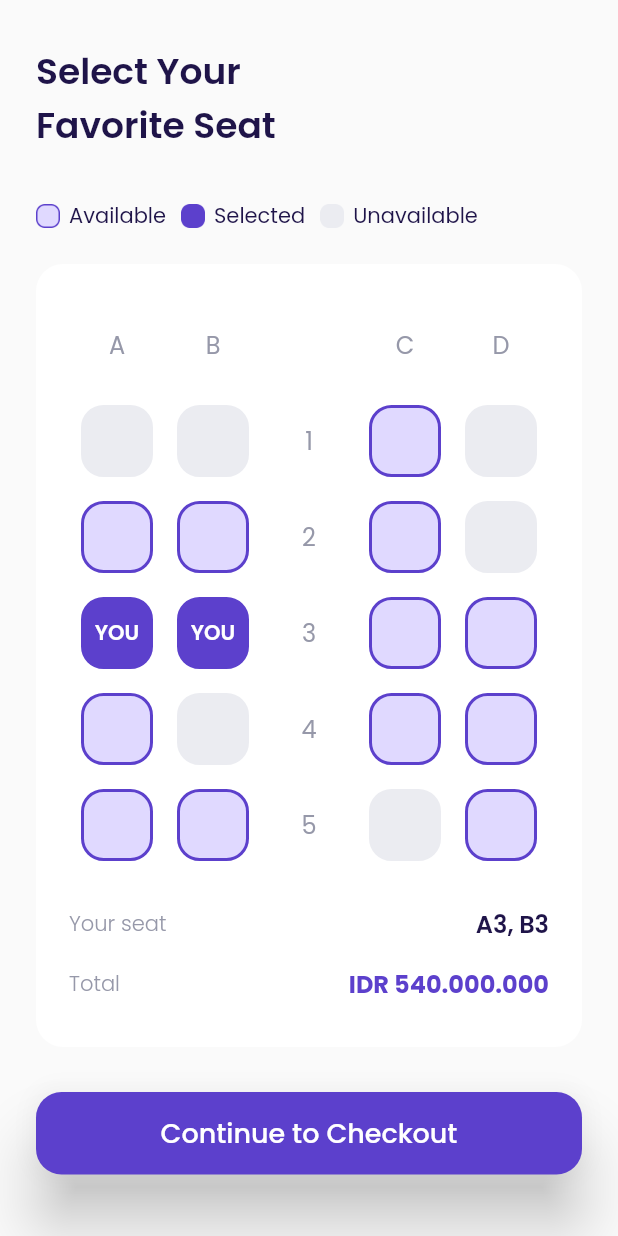
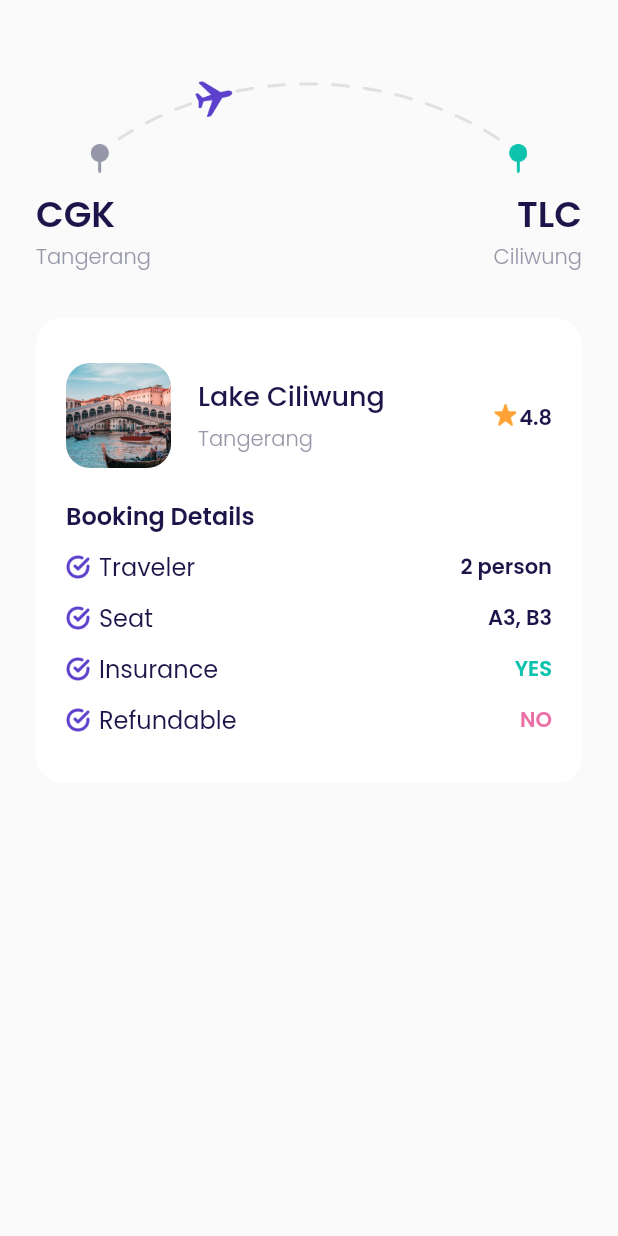
Before and after one commit to Flutter-Dart-Hacks/bwa-pesawats, a Flutter app: the ChooseSeatPage screen opened by its route, after a tap on "Continue to Checkout", on a phone screen of 412 x 824 dp. Run offline on Flutter 3.47's test engine with Material 2 defaults, Android fonts, the phone set to English and light mode, and no system bars; our stand-ins replace google_fonts.

Commit message:
Penambahan list checkout

```diff
--- a/lib/main.dart
+++ b/lib/main.dart
@@ -1,4 +1,5 @@
 import 'package:bwa_pesawats/ui/pages/bonus_page.dart';
+import 'package:bwa_pesawats/ui/pages/checkout_page.dart';
 import 'package:bwa_pesawats/ui/pages/choose_seat_page.dart';
 import 'package:bwa_pesawats/ui/pages/detail_destination_page.dart';
 import 'package:bwa_pesawats/ui/pages/getstarted_page.dart';
@@ -53,7 +54,10 @@ class PesawatApp extends StatelessWidget {
         },
         ChooseSeatPage.routeName: (context) {
           return const ChooseSeatPage();
-        }
+        },
+        CheckoutPage.routeName: (context) {
+          return const CheckoutPage();
+        },
       },
     );
   }
--- /dev/null
+++ b/lib/ui/pages/checkout_page.dart
@@ -0,0 +1,223 @@
+import 'package:bwa_pesawats/shareds/themes.dart';
+import 'package:bwa_pesawats/ui/widgets/booking_detail_item.dart';
+import 'package:flutter/material.dart';
+
+class CheckoutPage extends StatefulWidget {
+  const CheckoutPage({super.key});
+
+  static const String routeName = '/checkout_page';
+
+  @override
+  State<CheckoutPage> createState() => _CheckoutPageState();
+}
+
+class _CheckoutPageState extends State<CheckoutPage> {
+  @override
+  Widget build(BuildContext context) {
+    createRouteWidget() {
+      return Container(
+        margin: const EdgeInsets.only(
+          top: 50,
+        ),
+        child: Column(
+          children: [
+            Container(
+              width: 291,
+              height: 65,
+              margin: const EdgeInsets.only(
+                bottom: 10,
+              ),
+              decoration: const BoxDecoration(
+                image: DecorationImage(
+                  image: AssetImage('resources/image_checkout_header.png'),
+                  fit: BoxFit.contain,
+                ),
+              ),
+            ),
+            Row(
+              mainAxisAlignment: MainAxisAlignment.spaceBetween,
+              children: [
+                Column(
+                  crossAxisAlignment: CrossAxisAlignment.start,
+                  children: [
+                    Text(
+                      'CGK',
+                      style: blackTextStyle.copyWith(
+                        fontWeight: semiBold,
+                        fontSize: 24,
+                      ),
+                    ),
+                    Text(
+                      'Tangerang',
+                      style: greyTextStyle.copyWith(
+                        fontWeight: light,
+                        fontSize: 14,
+                      ),
+                    ),
+                  ],
+                ),
+                Column(
+                  crossAxisAlignment: CrossAxisAlignment.end,
+                  children: [
+                    Text(
+                      'TLC',
+                      style: blackTextStyle.copyWith(
+                        fontWeight: semiBold,
+                        fontSize: 24,
+                      ),
+                    ),
+                    Text(
+                      'Ciliwung',
+                      style: greyTextStyle.copyWith(
+                        fontWeight: light,
+                        fontSize: 14,
+                      ),
+                    ),
+                  ],
+                ),
+              ],
+            )
+          ],
+        ),
+      );
+    }
+
+    createBookingDetails() {
+      return Container(
+        margin: const EdgeInsets.only(
+          top: 30,
+        ),
+        padding: const EdgeInsets.symmetric(
+          horizontal: 20,
+          vertical: 30,
+        ),
+        decoration: BoxDecoration(
+          borderRadius: BorderRadius.circular(18),
+          color: kWhiteColor,
+        ),
+        child: Column(
+          crossAxisAlignment: CrossAxisAlignment.start,
+          children: [
+            // NOTE: DESTINATION TILE
+            Row(
+              children: [
+                Container(
+                  width: 70,
+                  height: 70,
+                  margin: const EdgeInsets.only(
+                    right: 18,
+                  ),
+                  decoration: BoxDecoration(
+                    borderRadius: BorderRadius.circular(16),
+                    image: const DecorationImage(
+                      image: AssetImage('resources/image_destination1.png'),
+                      fit: BoxFit.cover,
+                    ),
+                  ),
+                ),
+                Expanded(
+                  child: Column(
+                    crossAxisAlignment: CrossAxisAlignment.start,
+                    children: [
+                      Text(
+                        'Lake Ciliwung',
+                        style: blackTextStyle.copyWith(
+                          fontWeight: medium,
+                          fontSize: 18,
+                        ),
+                      ),
+                      const SizedBox(
+                        height: 5,
+                      ),
+                      Text(
+                        'Tangerang',
+                        style: greyTextStyle.copyWith(
+                            fontWeight: light, fontSize: 14),
+                      ),
+                    ],
+                  ),
+                ),
+                Row(
+                  crossAxisAlignment: CrossAxisAlignment.start,
+                  mainAxisAlignment: MainAxisAlignment.center,
+                  children: [
+                    Container(
+                      width: 15,
+                      height: 15,
+                      margin: const EdgeInsets.only(right: 2, top: 4),
+                      decoration: const BoxDecoration(
+                        image: DecorationImage(
+                          image: AssetImage('resources/icon_star.png'),
+                          fit: BoxFit.contain,
+                        ),
+                      ),
+                    ),
+                    Container(
+                      margin: const EdgeInsets.only(
+                        top: 3,
+                      ),
+                      child: Text(
+                        '4.8',
+                        style: blackTextStyle.copyWith(
+                          fontWeight: semiBold,
+                          fontSize: 14,
+                        ),
+                      ),
+                    ),
+                  ],
+                ),
+              ],
+            ),
+
+            // NOTE: BOOKING DETAILS
+            Container(
+              margin: const EdgeInsets.only(top: 20),
+              child: Text(
+                'Booking Details',
+                style: blackTextStyle.copyWith(
+                  fontWeight: semiBold,
+                  fontSize: 16,
+                ),
+              ),
+            ),
+
+            // NOTE : BOOKING DETAILS ITEM
+            const BookingDetailItem(
+                title: 'Traveler',
+                valueText: '2 person',
+                valueColor: kBlackColor),
+            const BookingDetailItem(
+              title: 'Seat',
+              valueText: 'A3, B3',
+              valueColor: kBlackColor,
+            ),
+            const BookingDetailItem(
+              title: 'Insurance',
+              valueText: 'YES',
+              valueColor: kGreenColor,
+            ),
+            const BookingDetailItem(
+              title: 'Refundable',
+              valueText: 'NO',
+              valueColor: kRedColor,
+            ),
+          ],
+        ),
+      );
+    }
+
+    return Scaffold(
+      backgroundColor: kBackgroundColor,
+      body: SafeArea(
+        bottom: false,
+        child: ListView(
+          padding: EdgeInsets.symmetric(horizontal: defaultMargin),
+          children: [
+            createRouteWidget(),
+            createBookingDetails(),
+          ],
+        ),
+      ),
+    );
+  }
+}
--- a/lib/ui/pages/choose_seat_page.dart
+++ b/lib/ui/pages/choose_seat_page.dart
@@ -1,5 +1,6 @@
 import 'package:bwa_pesawats/shareds/constants.dart';
 import 'package:bwa_pesawats/shareds/themes.dart';
+import 'package:bwa_pesawats/ui/pages/checkout_page.dart';
 import 'package:bwa_pesawats/ui/widgets/custom_button_getstarted.dart';
 import 'package:bwa_pesawats/ui/widgets/seatstatus_item.dart';
 import 'package:flutter/material.dart';
@@ -441,7 +442,9 @@ class _ChooseSeatPageState extends State<ChooseSeatPage> {
         width: double.infinity,
         child: CustomButtonPrimary(
           title: 'Continue to Checkout',
-          onPressedFunction: () {},
+          onPressedFunction: () {
+            Navigator.pushNamed(context, CheckoutPage.routeName);
+          },
         ),
       );
     }
--- a/lib/ui/pages/detail_destination_page.dart
+++ b/lib/ui/pages/detail_destination_page.dart
@@ -234,7 +234,7 @@ class _DetailDestinationState extends State<DetailDestination> {
                         Text(
                           'IDR 2.500.000',
                           style: blackTextStyle.copyWith(
-                            fontWeight: medium,
+                            fontWeight: semiBold,
                             fontSize: 18,
                           ),
                         ),
--- /dev/null
+++ b/lib/ui/widgets/booking_detail_item.dart
@@ -0,0 +1,54 @@
+import 'package:bwa_pesawats/shareds/themes.dart';
+import 'package:flutter/material.dart';
+
+class BookingDetailItem extends StatelessWidget {
+  const BookingDetailItem(
+      {super.key,
+      required this.title,
+      required this.valueText,
+      required this.valueColor});
+
+  final String title;
+  final String valueText;
+  final Color valueColor;
+
+  @override
+  Widget build(BuildContext context) {
+    return Container(
+      margin: const EdgeInsets.only(
+        top: 10,
+      ),
+      child: Row(
+        children: [
+          Container(
+            width: 16,
+            height: 16,
+            margin: const EdgeInsets.only(right: 6),
+            decoration: const BoxDecoration(
+              image: DecorationImage(
+                image: AssetImage('resources/icon_check.png'),
+                fit: BoxFit.contain,
+              ),
+            ),
+          ),
+          Text(
+            title,
+            style: blackTextStyle.copyWith(
+              fontWeight: regular,
+              fontSize: 16,
+            ),
+          ),
+          const Spacer(),
+          Text(
+            valueText,
+            style: blackTextStyle.copyWith(
+              fontWeight: semiBold,
+              fontSize: 14,
+              color: valueColor,
+            ),
+          )
+        ],
+      ),
+    );
+  }
+}
```
